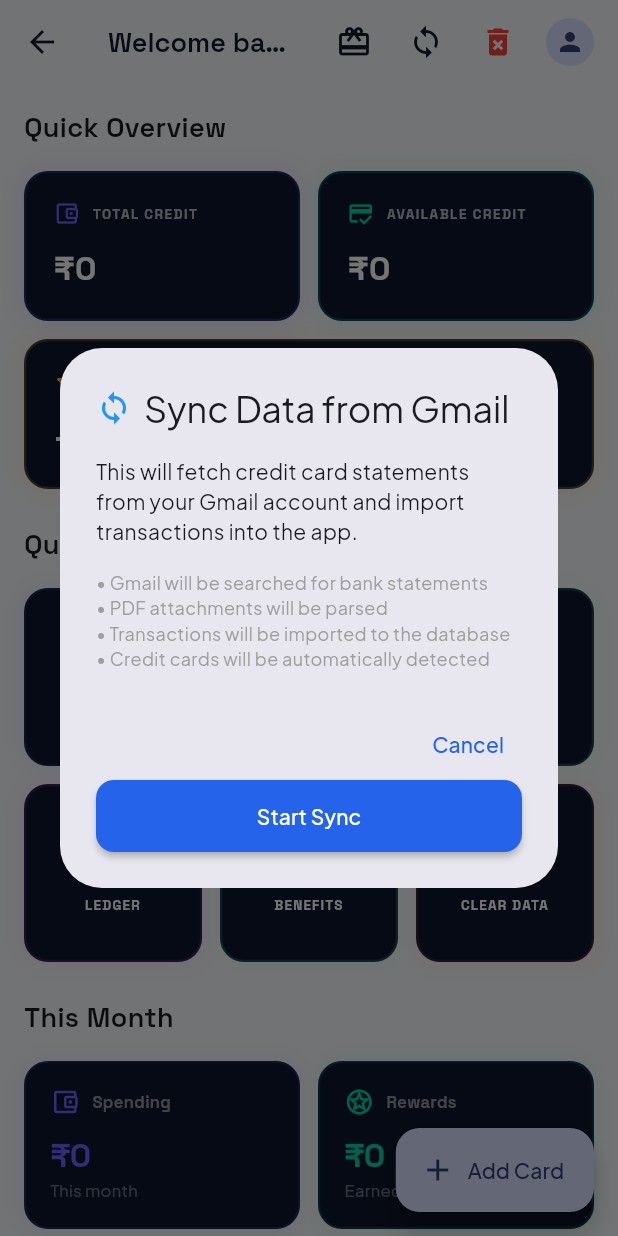
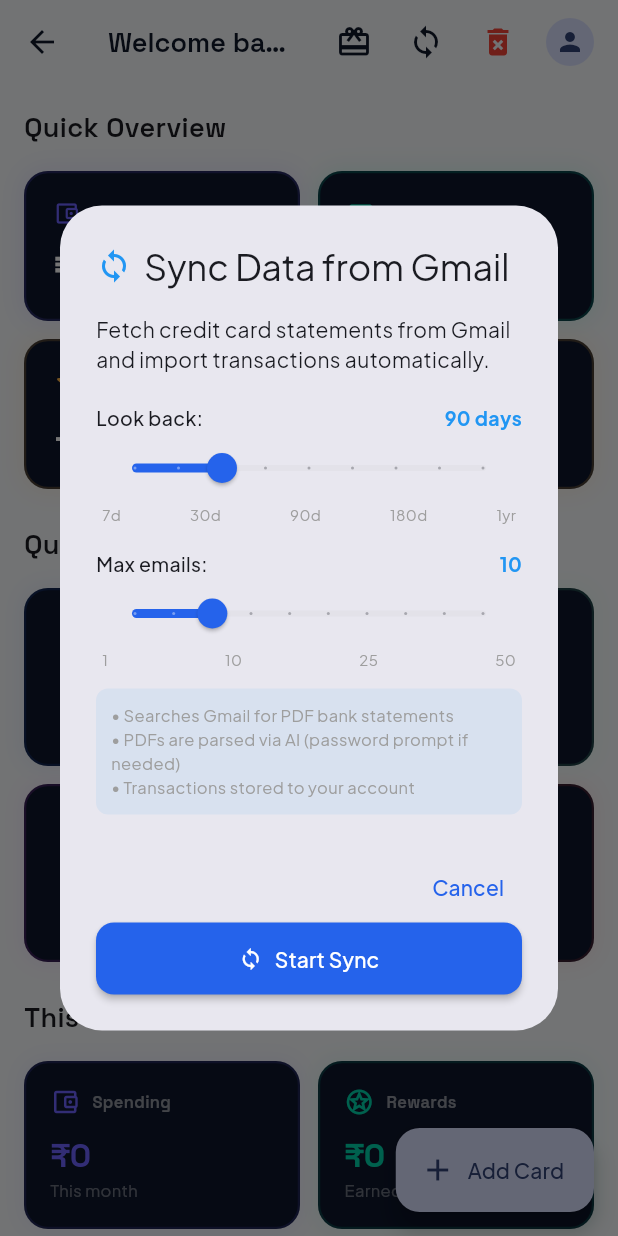
Before and after one commit to shantanuchandra/cardcompass, a Flutter app: the HomeTab screen opened directly, after a tap on the "sync" icon, on a phone screen of 412 x 824 dp. Run offline on Flutter 3.47's test engine with Material 3 defaults, Android fonts, the light colour scheme and no system bars; our stand-ins replace csv, file_picker, fl_chart, flutter_animate, flutter_riverpod, flutter_staggered_animations and 9 more; missing offline and left inert: googleapis, syncfusion_flutter_pdf; accounts and stored records are empty; generated files the repository leaves out were written again.

Commit message:
feat(sync): restore look-back days + max emails controls in sync dialog
- Added 'Look back' slider: 7d / 30d / 90d / 180d / 1yr (default 90d)
- Added 'Max emails' slider: 1-50 (default 10)
- Both values wired through to debugSequentialUserFlow(userId, maxEmails, customStartDate)
- Upgraded dialog to ElevatedButton.icon with sync icon

```diff
--- a/lib/features/cards/presentation/screens/home_screen.dart
+++ b/lib/features/cards/presentation/screens/home_screen.dart
@@ -479,6 +479,10 @@
   }
 
   void _showSyncDataDialog(BuildContext context, WidgetRef ref) {
+    // Mutable state for the dialog controls
+    int _selectedDays = 90;
+    int _maxEmails = 10;
+
     showDialog(
       context: context,
       builder: (BuildContext context) {
@@ -492,21 +496,96 @@
                   Text('Sync Data from Gmail'),
                 ],
               ),
-              content: const Column(
+              content: Column(
                 mainAxisSize: MainAxisSize.min,
                 crossAxisAlignment: CrossAxisAlignment.start,
                 children: [
-                  Text(
-                    'This will fetch credit card statements from your Gmail account and import transactions into the app.',
+                  const Text(
+                    'Fetch credit card statements from Gmail and import transactions automatically.',
                     style: TextStyle(fontSize: 14),
                   ),
-                  SizedBox(height: 16),
-                  Text(
-                    '• Gmail will be searched for bank statements\n'
-                    '• PDF attachments will be parsed\n'
-                    '• Transactions will be imported to the database\n'
-                    '• Credit cards will be automatically detected',
-                    style: TextStyle(fontSize: 12, color: Colors.grey),
+                  const SizedBox(height: 20),
+
+                  // Days to look back
+                  Row(
+                    mainAxisAlignment: MainAxisAlignment.spaceBetween,
+                    children: [
+                      const Text('Look back:', style: TextStyle(fontSize: 13, fontWeight: FontWeight.w500)),
+                      Text(
+                        _selectedDays == 365 ? '1 year' : '$_selectedDays days',
+                        style: const TextStyle(fontSize: 13, color: Colors.blue, fontWeight: FontWeight.bold),
+                      ),
+                    ],
+                  ),
+                  Slider(
+                    value: _selectedDays.toDouble(),
+                    min: 7,
+                    max: 365,
+                    divisions: 8,
+                    label: _selectedDays == 365 ? '1 year' : '$_selectedDays days',
+                    onChanged: (value) => setState(() => _selectedDays = value.round()),
+                  ),
+                  Padding(
+                    padding: const EdgeInsets.symmetric(horizontal: 4),
+                    child: Row(
+                      mainAxisAlignment: MainAxisAlignment.spaceBetween,
+                      children: const [
+                        Text('7d', style: TextStyle(fontSize: 10, color: Colors.grey)),
+                        Text('30d', style: TextStyle(fontSize: 10, color: Colors.grey)),
+                        Text('90d', style: TextStyle(fontSize: 10, color: Colors.grey)),
+                        Text('180d', style: TextStyle(fontSize: 10, color: Colors.grey)),
+                        Text('1yr', style: TextStyle(fontSize: 10, color: Colors.grey)),
+                      ],
+                    ),
+                  ),
+
+                  const SizedBox(height: 16),
+
+                  // Max emails
+                  Row(
+                    mainAxisAlignment: MainAxisAlignment.spaceBetween,
+                    children: [
+                      const Text('Max emails:', style: TextStyle(fontSize: 13, fontWeight: FontWeight.w500)),
+                      Text(
+                        '$_maxEmails',
+                        style: const TextStyle(fontSize: 13, color: Colors.blue, fontWeight: FontWeight.bold),
+                      ),
+                    ],
+                  ),
+                  Slider(
+                    value: _maxEmails.toDouble(),
+                    min: 1,
+                    max: 50,
+                    divisions: 9,
+                    label: '$_maxEmails',
+                    onChanged: (value) => setState(() => _maxEmails = value.round()),
+                  ),
+                  Padding(
+                    padding: const EdgeInsets.symmetric(horizontal: 4),
+                    child: Row(
+                      mainAxisAlignment: MainAxisAlignment.spaceBetween,
+                      children: const [
+                        Text('1', style: TextStyle(fontSize: 10, color: Colors.grey)),
+                        Text('10', style: TextStyle(fontSize: 10, color: Colors.grey)),
+                        Text('25', style: TextStyle(fontSize: 10, color: Colors.grey)),
+                        Text('50', style: TextStyle(fontSize: 10, color: Colors.grey)),
+                      ],
+                    ),
+                  ),
+
+                  const SizedBox(height: 12),
+                  Container(
+                    padding: const EdgeInsets.all(10),
+                    decoration: BoxDecoration(
+                      color: Colors.blue.withValues(alpha: 0.08),
+                      borderRadius: BorderRadius.circular(8),
+                    ),
+                    child: const Text(
+                      '• Searches Gmail for PDF bank statements\n'
+                      '• PDFs are parsed via AI (password prompt if needed)\n'
+                      '• Transactions stored to your account',
+                      style: TextStyle(fontSize: 11, color: Colors.grey),
+                    ),
                   ),
                 ],
               ),
@@ -515,12 +594,15 @@
                   onPressed: () => Navigator.of(context).pop(),
                   child: const Text('Cancel'),
                 ),
-                ElevatedButton(
+                ElevatedButton.icon(
+                  icon: const Icon(Icons.sync, size: 16),
                   onPressed: () {
+                    final days = _selectedDays;
+                    final maxEmails = _maxEmails;
                     Navigator.of(context).pop();
-                    _syncDataFromGmail(context, ref);
+                    _syncDataFromGmail(context, ref, lookbackDays: days, maxEmails: maxEmails);
                   },
-                  child: const Text('Start Sync'),
+                  label: const Text('Start Sync'),
                 ),
               ],
             );
@@ -530,7 +612,8 @@
     );
   }
 
-  void _syncDataFromGmail(BuildContext context, WidgetRef ref) async {
+
+  void _syncDataFromGmail(BuildContext context, WidgetRef ref, {int lookbackDays = 90, int maxEmails = 10}) async {
     // Get current user
     final authState = ref.read(authStateProvider);
     if (!authState.isAuthenticated || authState.user == null) {
@@ -621,9 +704,14 @@
       print('🔧 Set onCardUrlRequired callback on debugService');
       print('🔧 Callback is now: ${debugService.onCardUrlRequired == null ? "NULL" : "SET"}');
 
-      // Run the sequential user flow
-      print('🔧 About to call debugSequentialUserFlow...');
-      final syncResult = await debugService.debugSequentialUserFlow(authState.user!.id);
+      // Run the sequential user flow with user-selected params
+      print('🔧 About to call debugSequentialUserFlow (lookback: ${lookbackDays}d, maxEmails: $maxEmails)...');
+      final customStartDate = DateTime.now().subtract(Duration(days: lookbackDays));
+      final syncResult = await debugService.debugSequentialUserFlow(
+        authState.user!.id,
+        maxEmails,
+        customStartDate,
+      );
 
       // Close progress dialog
       if (dialogContext != null && dialogContext!.mounted) {
```
